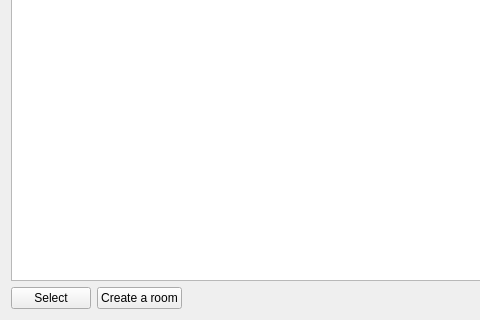
Above: client/src/MainPage.ui from cpp-park-vk-education/2023_1_C-- before the change; both pictures show x 0 to 480 and y 160 to 480 of the 800 by 480 pixel window. Below: the same form after it.
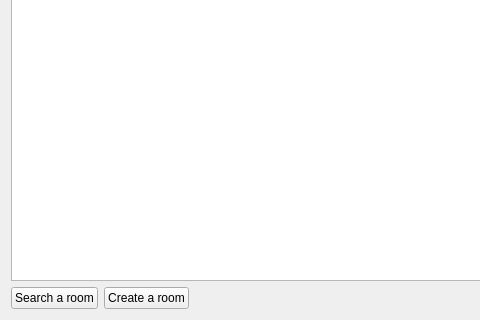
That is the form after the change.

Commit message: Added signup, creation room feature

What changed in the file:
```diff
--- a/client/src/MainPage.ui
+++ b/client/src/MainPage.ui
@@ -48,7 +48,7 @@
      <item>
       <widget class="QPushButton" name="selectButton">
        <property name="text">
-        <string>Select</string>
+        <string>Search a room</string>
        </property>
       </widget>
      </item>
```
Left out of the diff: 2 changed lines with no effect on the pictures. The commit also changes 42 other files.
